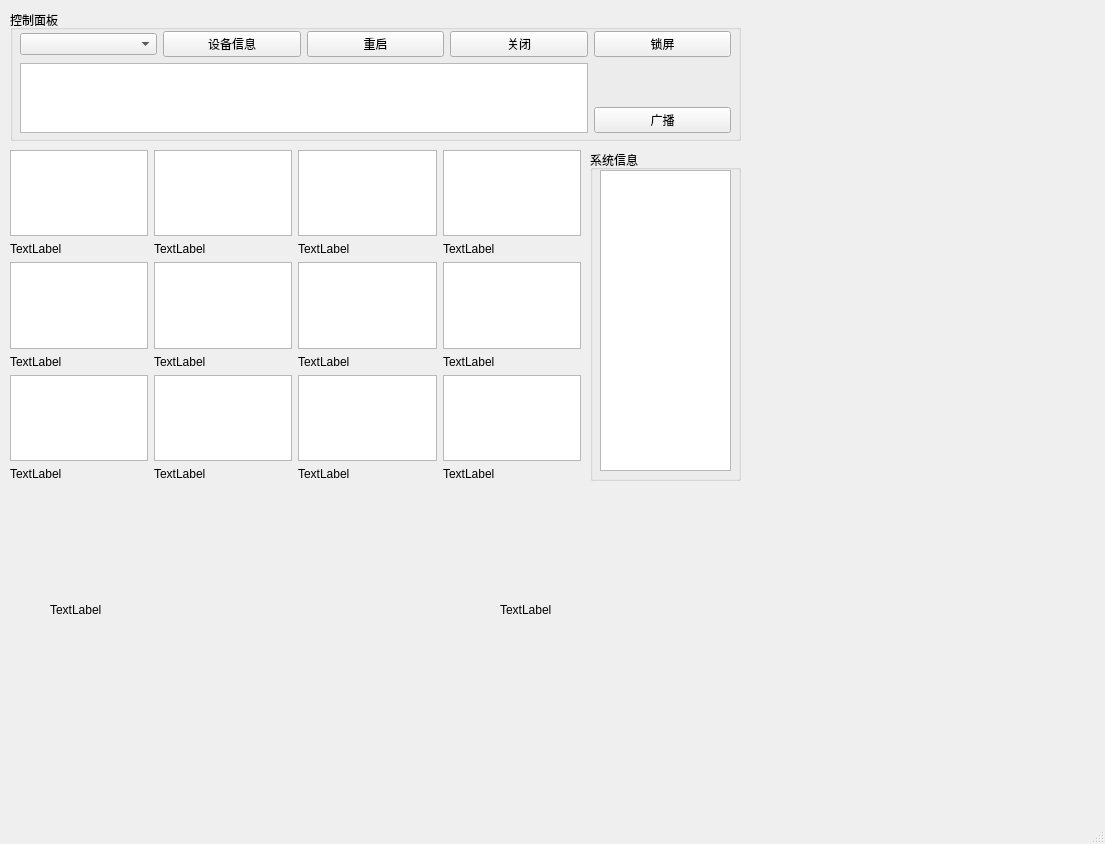
First picture: the form in sever/ui_source_server/server_panel.ui, repository Jarrettluo/multimedia_management_software, before the edit.
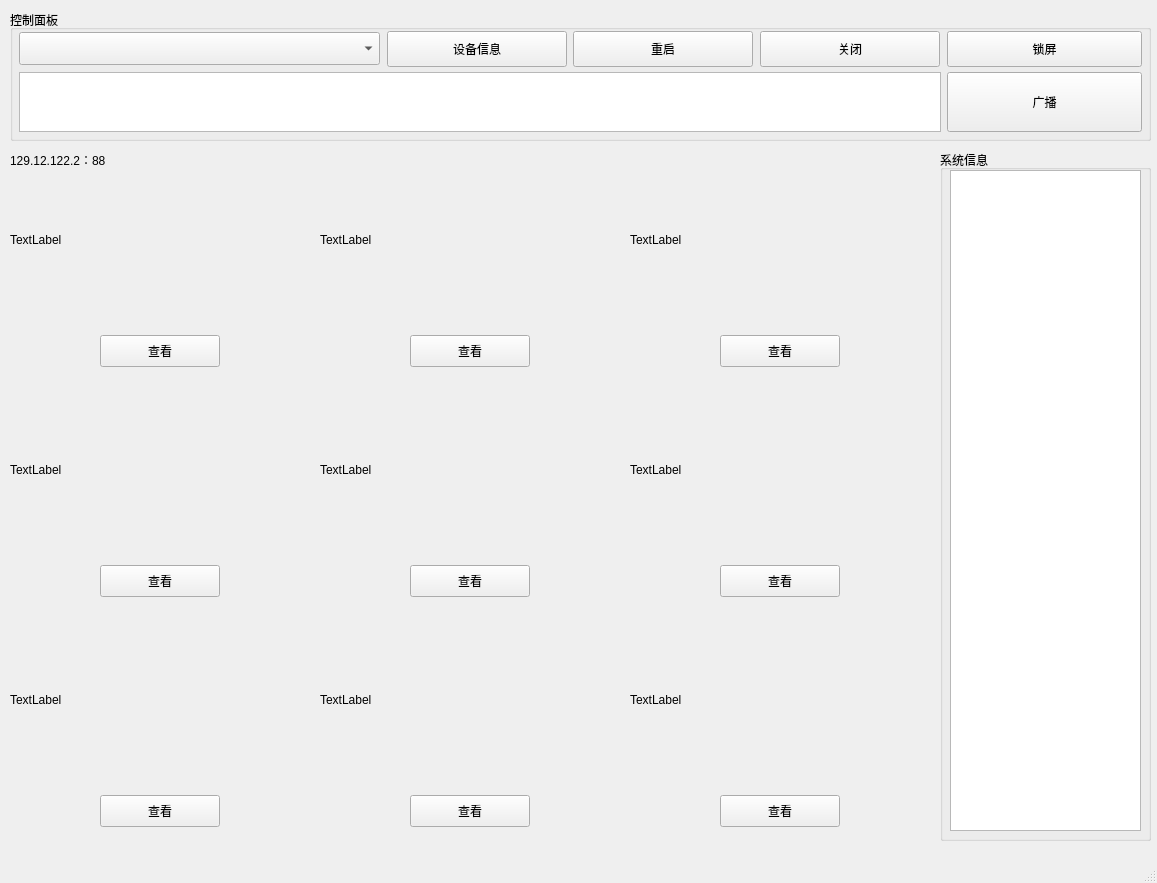
Second picture: the form after the edit.

Diff of the .ui file:
```diff
--- a/sever/ui_source_server/server_panel.ui
+++ b/sever/ui_source_server/server_panel.ui
@@ -6,8 +6,8 @@
    <rect>
     <x>0</x>
     <y>0</y>
-    <width>1105</width>
-    <height>844</height>
+    <width>1157</width>
+    <height>883</height>
    </rect>
   </property>
   <property name="windowTitle">
@@ -19,87 +19,114 @@
      <rect>
       <x>10</x>
       <y>10</y>
-      <width>731</width>
+      <width>1141</width>
       <height>131</height>
      </rect>
     </property>
     <property name="title">
      <string>控制面板</string>
     </property>
-    <widget class="QWidget" name="layoutWidget">
+    <widget class="QPushButton" name="pushButton_2">
+     <property name="enabled">
+      <bool>true</bool>
+     </property>
      <property name="geometry">
       <rect>
-       <x>10</x>
+       <x>750</x>
        <y>21</y>
-       <width>711</width>
-       <height>102</height>
+       <width>180</width>
+       <height>36</height>
       </rect>
      </property>
-     <layout class="QGridLayout" name="gridLayout">
-      <item row="0" column="0">
-       <widget class="QComboBox" name="comboBox"/>
-      </item>
-      <item row="0" column="1">
-       <widget class="QPushButton" name="pushButton_5">
-        <property name="text">
-         <string>设备信息</string>
-        </property>
-       </widget>
-      </item>
-      <item row="0" column="2">
-       <widget class="QPushButton" name="pushButton">
-        <property name="text">
-         <string>重启</string>
-        </property>
-       </widget>
-      </item>
-      <item row="0" column="3">
-       <widget class="QPushButton" name="pushButton_2">
-        <property name="text">
-         <string>关闭</string>
-        </property>
-       </widget>
-      </item>
-      <item row="0" column="4">
-       <widget class="QPushButton" name="pushButton_3">
-        <property name="text">
-         <string>锁屏</string>
-        </property>
-       </widget>
-      </item>
-      <item row="1" column="0" rowspan="2" colspan="4">
-       <widget class="QPlainTextEdit" name="plainTextEdit"/>
-      </item>
-      <item row="1" column="4">
-       <spacer name="verticalSpacer">
-        <property name="orientation">
-         <enum>Qt::Vertical</enum>
-        </property>
-        <property name="sizeHint" stdset="0">
-         <size>
-          <width>20</width>
-          <height>18</height>
-         </size>
-        </property>
-       </spacer>
-      </item>
-      <item row="2" column="4">
-       <widget class="QPushButton" name="pushButton_4">
-        <property name="text">
-         <string>广播</string>
-        </property>
-       </widget>
-      </item>
-     </layout>
+     <property name="text">
+      <string>关闭</string>
+     </property>
+    </widget>
+    <widget class="QPushButton" name="pushButton_3">
+     <property name="geometry">
+      <rect>
+       <x>937</x>
+       <y>21</y>
+       <width>195</width>
+       <height>36</height>
+      </rect>
+     </property>
+     <property name="text">
+      <string>锁屏</string>
+     </property>
+    </widget>
+    <widget class="QPlainTextEdit" name="plainTextEdit">
+     <property name="geometry">
+      <rect>
+       <x>9</x>
+       <y>62</y>
+       <width>922</width>
+       <height>60</height>
+      </rect>
+     </property>
+    </widget>
+    <widget class="QPushButton" name="pushButton_4">
+     <property name="geometry">
+      <rect>
+       <x>937</x>
+       <y>62</y>
+       <width>195</width>
+       <height>60</height>
+      </rect>
+     </property>
+     <property name="text">
+      <string>广播</string>
+     </property>
+    </widget>
+    <widget class="QComboBox" name="comboBox">
+     <property name="geometry">
+      <rect>
+       <x>9</x>
+       <y>22</y>
+       <width>361</width>
+       <height>33</height>
+      </rect>
+     </property>
+     <property name="font">
+      <font>
+       <pointsize>12</pointsize>
+      </font>
+     </property>
+    </widget>
+    <widget class="QPushButton" name="pushButton_5">
+     <property name="geometry">
+      <rect>
+       <x>377</x>
+       <y>21</y>
+       <width>180</width>
+       <height>36</height>
+      </rect>
+     </property>
+     <property name="text">
+      <string>设备信息</string>
+     </property>
+    </widget>
+    <widget class="QPushButton" name="pushButton">
+     <property name="geometry">
+      <rect>
+       <x>563</x>
+       <y>21</y>
+       <width>180</width>
+       <height>36</height>
+      </rect>
+     </property>
+     <property name="text">
+      <string>重启</string>
+     </property>
     </widget>
    </widget>
    <widget class="QGroupBox" name="groupBox_2">
     <property name="geometry">
      <rect>
-      <x>590</x>
+      <x>940</x>
       <y>150</y>
-      <width>151</width>
-      <height>331</height>
+      <width>211</width>
+      <height>691</height>
      </rect>
     </property>
     <property name="title">
@@ -110,163 +137,19 @@
       <rect>
        <x>10</x>
        <y>20</y>
-       <width>131</width>
-       <height>301</height>
+       <width>191</width>
+       <height>661</height>
       </rect>
      </property>
     </widget>
    </widget>
-   <widget class="QWidget" name="layoutWidget">
-    <property name="geometry">
-     <rect>
-      <x>10</x>
-      <y>150</y>
-      <width>571</width>
-      <height>331</height>
-     </rect>
-    </property>
-    <layout class="QVBoxLayout" name="verticalLayout">
-     <item>
-      <layout class="QGridLayout" name="gridLayout_2">
-       <item row="0" column="0">
-        <widget class="QGraphicsView" name="graphicsView"/>
-       </item>
-       <item row="0" column="1">
-        <widget class="QGraphicsView" name="graphicsView_2"/>
-       </item>
-       <item row="0" column="2">
-        <widget class="QGraphicsView" name="graphicsView_3"/>
-       </item>
-       <item row="0" column="3">
-        <widget class="QGraphicsView" name="graphicsView_4"/>
-       </item>
-       <item row="1" column="0">
-        <widget class="QLabel" name="label">
-         <property name="text">
-          <string>TextLabel</string>
-         </property>
-        </widget>
-       </item>
-       <item row="1" column="1">
-        <widget class="QLabel" name="label_2">
-         <property name="text">
-          <string>TextLabel</string>
-         </property>
-        </widget>
-       </item>
-       <item row="1" column="2">
-        <widget class="QLabel" name="label_3">
-         <property name="text">
-          <string>TextLabel</string>
-         </property>
-        </widget>
-       </item>
-       <item row="1" column="3">
-        <widget class="QLabel" name="label_4">
-         <property name="text">
-          <string>TextLabel</string>
-         </property>
-        </widget>
-       </item>
-      </layout>
-     </item>
-     <item>
-      <layout class="QGridLayout" name="gridLayout_3">
-       <item row="0" column="2">
-        <widget class="QGraphicsView" name="graphicsView_7"/>
-       </item>
-       <item row="1" column="2">
-        <widget class="QLabel" name="label_7">
-         <property name="text">
-          <string>TextLabel</string>
-         </property>
-        </widget>
-       </item>
-       <item row="1" column="1">
-        <widget class="QLabel" name="label_6">
-         <property name="text">
-          <string>TextLabel</string>
-         </property>
-        </widget>
-       </item>
-       <item row="0" column="0">
-        <widget class="QGraphicsView" name="graphicsView_5"/>
-       </item>
-       <item row="0" column="3">
-        <widget class="QGraphicsView" name="graphicsView_8"/>
-       </item>
-       <item row="1" column="0">
-        <widget class="QLabel" name="label_5">
-         <property name="text">
-          <string>TextLabel</string>
-         </property>
-        </widget>
-       </item>
-       <item row="1" column="3">
-        <widget class="QLabel" name="label_8">
-         <property name="text">
-          <string>TextLabel</string>
-         </property>
-        </widget>
-       </item>
-       <item row="0" column="1">
-        <widget class="QGraphicsView" name="graphicsView_6"/>
-       </item>
-      </layout>
-     </item>
-     <item>
-      <layout class="QGridLayout" name="gridLayout_5">
-       <item row="0" column="2">
-        <widget class="QGraphicsView" name="graphicsView_13"/>
-       </item>
-       <item row="1" column="2">
-        <widget class="QLabel" name="label_13">
-         <property name="text">
-          <string>TextLabel</string>
-         </property>
-        </widget>
-       </item>
-       <item row="1" column="1">
-        <widget class="QLabel" name="label_14">
-         <property name="text">
-          <string>TextLabel</string>
-         </property>
-        </widget>
-       </item>
-       <item row="0" column="0">
-        <widget class="QGraphicsView" name="graphicsView_14"/>
-       </item>
-       <item row="0" column="3">
-        <widget class="QGraphicsView" name="graphicsView_15"/>
-       </item>
-       <item row="1" column="0">
-        <widget class="QLabel" name="label_15">
-         <property name="text">
-          <string>TextLabel</string>
-         </property>
-        </widget>
-       </item>
-       <item row="1" column="3">
-        <widget class="QLabel" name="label_16">
-         <property name="text">
-          <string>TextLabel</string>
-         </property>
-        </widget>
-       </item>
-       <item row="0" column="1">
-        <widget class="QGraphicsView" name="graphicsView_16"/>
-       </item>
-      </layout>
-     </item>
-    </layout>
-   </widget>
    <widget class="QLabel" name="label_9">
     <property name="geometry">
      <rect>
-      <x>50</x>
-      <y>510</y>
+      <x>320</x>
+      <y>150</y>
       <width>300</width>
-      <height>200</height>
+      <height>180</height>
      </rect>
     </property>
     <property name="text">
@@ -276,10 +159,258 @@
    <widget class="QLabel" name="label_10">
     <property name="geometry">
      <rect>
-      <x>500</x>
-      <y>510</y>
+      <x>630</x>
+      <y>150</y>
       <width>300</width>
-      <height>200</height>
+      <height>180</height>
+     </rect>
+    </property>
+    <property name="text">
+     <string>TextLabel</string>
+    </property>
+   </widget>
+   <widget class="QLabel" name="label_11">
+    <property name="geometry">
+     <rect>
+      <x>10</x>
+      <y>150</y>
+      <width>300</width>
+      <height>180</height>
+     </rect>
+    </property>
+    <property name="text">
+     <string>TextLabel</string>
+    </property>
+   </widget>
+   <widget class="QPushButton" name="pushButton_6">
+    <property name="geometry">
+     <rect>
+      <x>100</x>
+      <y>335</y>
+      <width>120</width>
+      <height>32</height>
+     </rect>
+    </property>
+    <property name="text">
+     <string>查看</string>
+    </property>
+   </widget>
+   <widget class="QPushButton" name="pushButton_7">
+    <property name="geometry">
+     <rect>
+      <x>410</x>
+      <y>335</y>
+      <width>120</width>
+      <height>32</height>
+     </rect>
+    </property>
+    <property name="text">
+     <string>查看</string>
+    </property>
+   </widget>
+   <widget class="QPushButton" name="pushButton_8">
+    <property name="geometry">
+     <rect>
+      <x>720</x>
+      <y>335</y>
+      <width>120</width>
+      <height>32</height>
+     </rect>
+    </property>
+    <property name="text">
+     <string>查看</string>
+    </property>
+    <property name="iconSize">
+     <size>
+      <width>16</width>
+      <height>16</height>
+     </size>
+    </property>
+   </widget>
+   <widget class="QLabel" name="label">
+    <property name="geometry">
+     <rect>
+      <x>10</x>
+      <y>150</y>
+      <width>121</width>
+      <height>20</height>
+     </rect>
+    </property>
+    <property name="text">
+     <string>129.12.122.2：88</string>
+    </property>
+   </widget>
+   <widget class="QPushButton" name="pushButton_9">
+    <property name="geometry">
+     <rect>
+      <x>100</x>
+      <y>565</y>
+      <width>120</width>
+      <height>32</height>
+     </rect>
+    </property>
+    <property name="text">
+     <string>查看</string>
+    </property>
+   </widget>
+   <widget class="QPushButton" name="pushButton_10">
+    <property name="geometry">
+     <rect>
+      <x>410</x>
+      <y>565</y>
+      <width>120</width>
+      <height>32</height>
+     </rect>
+    </property>
+    <property name="text">
+     <string>查看</string>
+    </property>
+    <property name="iconSize">
+     <size>
+      <width>16</width>
+      <height>16</height>
+     </size>
+    </property>
+   </widget>
+   <widget class="QPushButton" name="pushButton_11">
+    <property name="geometry">
+     <rect>
+      <x>720</x>
+      <y>565</y>
+      <width>120</width>
+      <height>32</height>
+     </rect>
+    </property>
+    <property name="text">
+     <string>查看</string>
+    </property>
+   </widget>
+   <widget class="QPushButton" name="pushButton_12">
+    <property name="geometry">
+     <rect>
+      <x>100</x>
+      <y>795</y>
+      <width>120</width>
+      <height>32</height>
+     </rect>
+    </property>
+    <property name="text">
+     <string>查看</string>
+    </property>
+   </widget>
+   <widget class="QPushButton" name="pushButton_13">
+    <property name="geometry">
+     <rect>
+      <x>410</x>
+      <y>795</y>
+      <width>120</width>
+      <height>32</height>
+     </rect>
+    </property>
+    <property name="text">
+     <string>查看</string>
+    </property>
+    <property name="iconSize">
+     <size>
+      <width>16</width>
+      <height>16</height>
+     </size>
+    </property>
+   </widget>
+   <widget class="QPushButton" name="pushButton_14">
+    <property name="geometry">
+     <rect>
+      <x>720</x>
+      <y>795</y>
+      <width>120</width>
+      <height>32</height>
+     </rect>
+    </property>
+    <property name="text">
+     <string>查看</string>
+    </property>
+   </widget>
+   <widget class="QLabel" name="label_12">
+    <property name="enabled">
+     <bool>true</bool>
+    </property>
+    <property name="geometry">
+     <rect>
+      <x>10</x>
+      <y>380</y>
+      <width>300</width>
+      <height>180</height>
+     </rect>
+    </property>
+    <property name="sizePolicy">
+     <sizepolicy hsizetype="Fixed" vsizetype="Fixed">
+      <horstretch>0</horstretch>
+      <verstretch>0</verstretch>
+     </sizepolicy>
+    </property>
+    <property name="text">
+     <string>TextLabel</string>
+    </property>
+   </widget>
+   <widget class="QLabel" name="label_16">
+    <property name="geometry">
+     <rect>
+      <x>320</x>
+      <y>610</y>
+      <width>300</width>
+      <height>180</height>
+     </rect>
+    </property>
+    <property name="text">
+     <string>TextLabel</string>
+    </property>
+   </widget>
+   <widget class="QLabel" name="label_14">
+    <property name="geometry">
+     <rect>
+      <x>630</x>
+      <y>380</y>
+      <width>300</width>
+      <height>180</height>
+     </rect>
+    </property>
+    <property name="text">
+     <string>TextLabel</string>
+    </property>
+   </widget>
+   <widget class="QLabel" name="label_15">
+    <property name="geometry">
+     <rect>
+      <x>10</x>
+      <y>610</y>
+      <width>300</width>
+      <height>180</height>
+     </rect>
+    </property>
+    <property name="text">
+     <string>TextLabel</string>
+    </property>
+   </widget>
+   <widget class="QLabel" name="label_13">
+    <property name="geometry">
+     <rect>
+      <x>320</x>
+      <y>380</y>
+      <width>300</width>
+      <height>180</height>
+     </rect>
+    </property>
+    <property name="text">
+     <string>TextLabel</string>
+    </property>
+   </widget>
+   <widget class="QLabel" name="label_17">
+    <property name="geometry">
+     <rect>
+      <x>630</x>
+      <y>610</y>
+      <width>300</width>
+      <height>180</height>
      </rect>
     </property>
     <property name="text">
```
Left out of the diff: 2 changed lines with no effect on the pictures.
